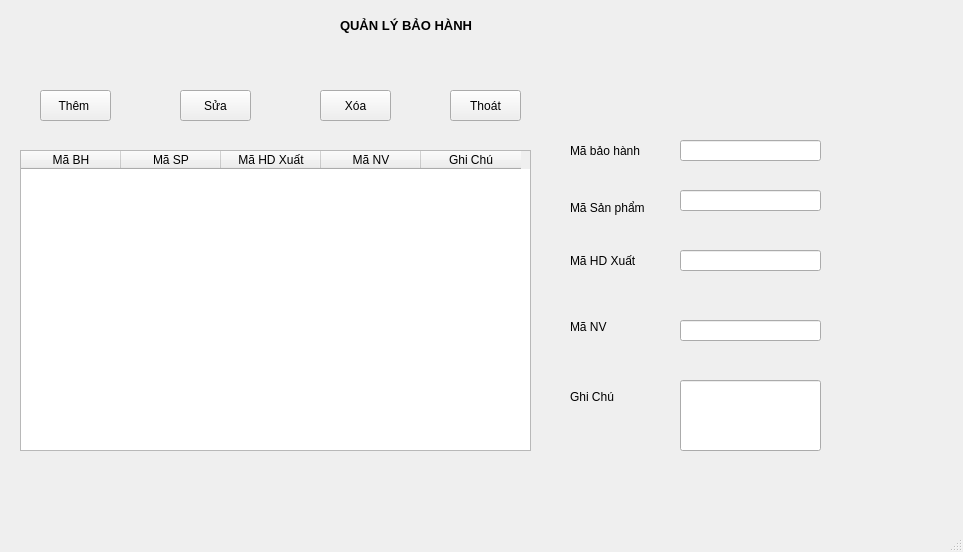
Before: the Qt Designer form BaoHanh.ui in Quan-ITTB/CDN, drawn with Qt 5.
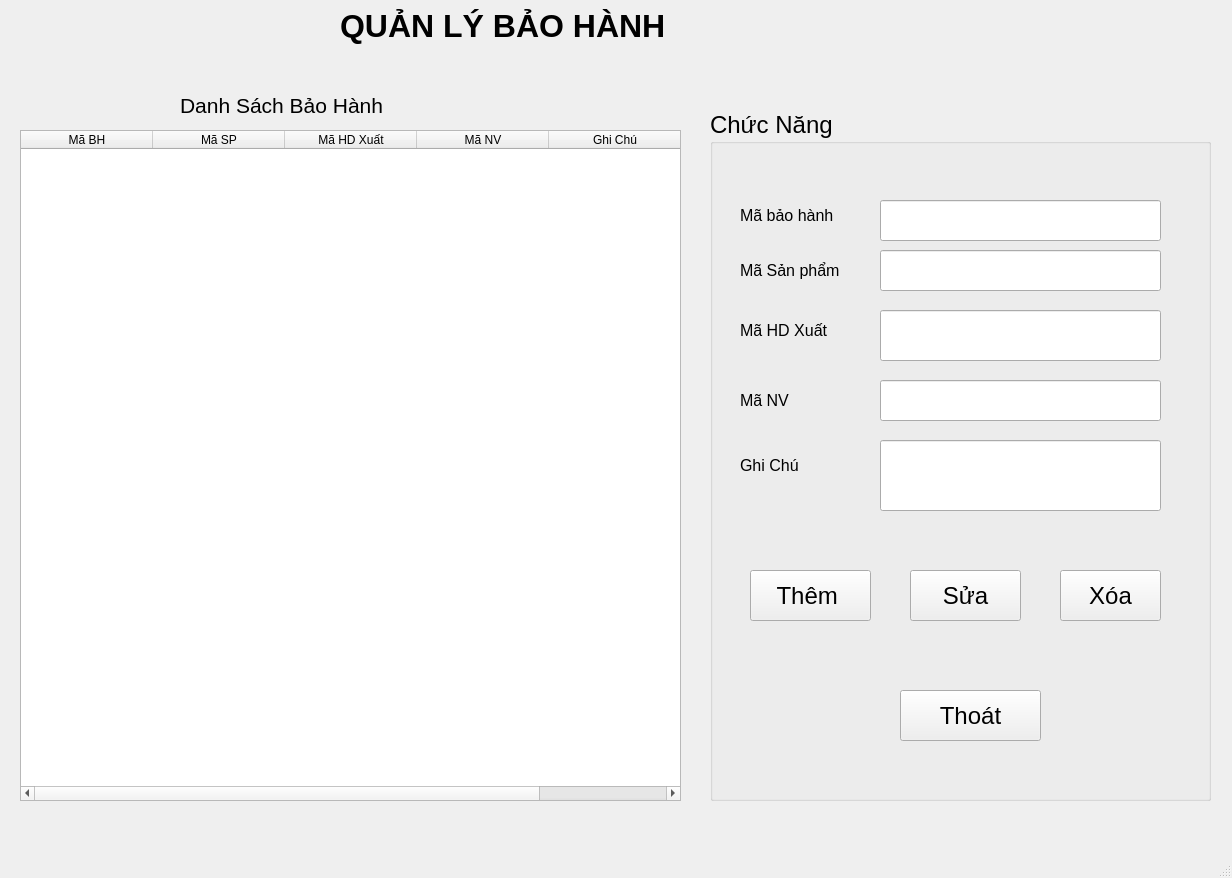
After: the same form once the commit is applied.

```diff
--- a/BaoHanh.ui
+++ b/BaoHanh.ui
@@ -6,8 +6,8 @@
    <rect>
     <x>0</x>
     <y>0</y>
-    <width>963</width>
-    <height>552</height>
+    <width>1232</width>
+    <height>878</height>
    </rect>
   </property>
   <property name="windowTitle">
@@ -19,13 +19,13 @@
      <rect>
       <x>340</x>
       <y>0</y>
-      <width>221</width>
+      <width>471</width>
       <height>51</height>
      </rect>
     </property>
     <property name="font">
      <font>
-      <pointsize>10</pointsize>
+      <pointsize>24</pointsize>
       <weight>75</weight>
       <bold>true</bold>
      </font>
@@ -34,15 +34,95 @@
      <string>QUẢN LÝ BẢO HÀNH </string>
     </property>
    </widget>
+   <widget class="QTableWidget" name="tableWidget">
+    <property name="geometry">
+     <rect>
+      <x>20</x>
+      <y>130</y>
+      <width>661</width>
+      <height>671</height>
+     </rect>
+    </property>
+    <attribute name="horizontalHeaderDefaultSectionSize">
+     <number>132</number>
+    </attribute>
+    <column>
+     <property name="text">
+      <string>Mã BH</string>
+     </property>
+    </column>
+    <column>
+     <property name="text">
+      <string>Mã SP</string>
+     </property>
+    </column>
+    <column>
+     <property name="text">
+      <string>Mã HD Xuất</string>
+     </property>
+    </column>
+    <column>
+     <property name="text">
+      <string>Mã NV</string>
+     </property>
+    </column>
+    <column>
+     <property name="text">
+      <string>Ghi Chú</string>
+     </property>
+    </column>
+   </widget>
+   <widget class="QGroupBox" name="groupBox">
+    <property name="geometry">
+     <rect>
+      <x>710</x>
+      <y>110</y>
+      <width>501</width>
+      <height>691</height>
+     </rect>
+    </property>
+    <property name="font">
+     <font>
+      <pointsize>18</pointsize>
+     </font>
+    </property>
+    <property name="title">
+     <string>Chức Năng</string>
+    </property>
+    <widget class="QLineEdit" name="txtGhiChu">
+     <property name="geometry">
+      <rect>
+       <x>170</x>
+       <y>330</y>
+       <width>281</width>
+       <height>71</height>
+      </rect>
+     </property>
+    </widget>
+    <widget class="QLineEdit" name="txtMaBH">
+     <property name="geometry">
+      <rect>
+       <x>170</x>
+       <y>90</y>
+       <width>281</width>
+       <height>41</height>
+      </rect>
+     </property>
+    </widget>
    <widget class="QLabel" name="label_2">
     <property name="geometry">
      <rect>
-      <x>570</x>
-      <y>140</y>
-      <width>91</width>
-      <height>21</height>
-     </rect>
-    </property>
+       <x>30</x>
+       <y>90</y>
+       <width>131</width>
+       <height>31</height>
+      </rect>
+     </property>
+     <property name="font">
+      <font>
+       <pointsize>12</pointsize>
+      </font>
+     </property>
     <property name="text">
      <string>Mã bảo hành</string>
     </property>
@@ -50,112 +130,112 @@
    <widget class="QLabel" name="label_3">
     <property name="geometry">
      <rect>
-      <x>570</x>
-      <y>200</y>
-      <width>91</width>
-      <height>16</height>
-     </rect>
-    </property>
+       <x>30</x>
+       <y>150</y>
+       <width>131</width>
+       <height>21</height>
+      </rect>
+     </property>
+     <property name="font">
+      <font>
+       <pointsize>12</pointsize>
+      </font>
+     </property>
     <property name="text">
      <string>Mã Sản phẩm</string>
     </property>
    </widget>
+    <widget class="QLineEdit" name="txtMaNV">
+     <property name="geometry">
+      <rect>
+       <x>170</x>
+       <y>270</y>
+       <width>281</width>
+       <height>41</height>
+      </rect>
+     </property>
+    </widget>
    <widget class="QLabel" name="label_4">
     <property name="geometry">
      <rect>
-      <x>570</x>
-      <y>250</y>
-      <width>71</width>
-      <height>21</height>
-     </rect>
-    </property>
+       <x>30</x>
+       <y>200</y>
+       <width>121</width>
+       <height>41</height>
+      </rect>
+     </property>
+     <property name="font">
+      <font>
+       <pointsize>12</pointsize>
+      </font>
+     </property>
     <property name="text">
      <string>Mã HD Xuất</string>
     </property>
    </widget>
-   <widget class="QLabel" name="label_5">
-    <property name="geometry">
-     <rect>
-      <x>570</x>
-      <y>320</y>
-      <width>47</width>
-      <height>14</height>
-     </rect>
-    </property>
-    <property name="text">
-     <string>Mã NV</string>
-    </property>
-   </widget>
    <widget class="QLabel" name="label_6">
     <property name="geometry">
      <rect>
-      <x>570</x>
-      <y>390</y>
-      <width>47</width>
-      <height>14</height>
-     </rect>
-    </property>
+       <x>30</x>
+       <y>340</y>
+       <width>131</width>
+       <height>31</height>
+      </rect>
+     </property>
+     <property name="font">
+      <font>
+       <pointsize>12</pointsize>
+      </font>
+     </property>
     <property name="text">
      <string>Ghi Chú</string>
     </property>
    </widget>
-   <widget class="QLineEdit" name="txtMaBH">
-    <property name="geometry">
-     <rect>
-      <x>680</x>
-      <y>140</y>
-      <width>141</width>
-      <height>21</height>
-     </rect>
-    </property>
-   </widget>
-   <widget class="QLineEdit" name="txtMaSP">
-    <property name="geometry">
-     <rect>
-      <x>680</x>
-      <y>190</y>
-      <width>141</width>
-      <height>21</height>
-     </rect>
-    </property>
-   </widget>
    <widget class="QLineEdit" name="txtMaHDX">
     <property name="geometry">
      <rect>
-      <x>680</x>
-      <y>250</y>
-      <width>141</width>
-      <height>21</height>
+       <x>170</x>
+       <y>200</y>
+       <width>281</width>
+       <height>51</height>
      </rect>
     </property>
    </widget>
-   <widget class="QLineEdit" name="txtMaNV">
+    <widget class="QLineEdit" name="txtMaSP">
     <property name="geometry">
      <rect>
-      <x>680</x>
-      <y>320</y>
-      <width>141</width>
-      <height>21</height>
+       <x>170</x>
+       <y>140</y>
+       <width>281</width>
+       <height>41</height>
      </rect>
     </property>
    </widget>
-   <widget class="QLineEdit" name="txtGhiChu">
+    <widget class="QLabel" name="label_5">
     <property name="geometry">
      <rect>
-      <x>680</x>
-      <y>380</y>
-      <width>141</width>
-      <height>71</height>
-     </rect>
-    </property>
+       <x>30</x>
+       <y>270</y>
+       <width>131</width>
+       <height>41</height>
+      </rect>
+     </property>
+     <property name="font">
+      <font>
+       <pointsize>12</pointsize>
+      </font>
+     </property>
+     <property name="text">
+      <string>Mã NV</string>
+     </property>
    </widget>
    <widget class="QPushButton" name="btnThem">
     <property name="geometry">
      <rect>
       <x>40</x>
-      <y>90</y>
-      <width>71</width>
-      <height>31</height>
+       <y>460</y>
+       <width>121</width>
+       <height>51</height>
      </rect>
     </property>
     <property name="text">
@@ -165,10 +245,10 @@
    <widget class="QPushButton" name="btnSua">
     <property name="geometry">
      <rect>
-      <x>180</x>
-      <y>90</y>
-      <width>71</width>
-      <height>31</height>
+       <x>200</x>
+       <y>460</y>
+       <width>111</width>
+       <height>51</height>
      </rect>
     </property>
     <property name="text">
@@ -178,58 +258,23 @@
    <widget class="QPushButton" name="btnXoa">
     <property name="geometry">
      <rect>
-      <x>320</x>
-      <y>90</y>
-      <width>71</width>
-      <height>31</height>
+       <x>350</x>
+       <y>460</y>
+       <width>101</width>
+       <height>51</height>
      </rect>
     </property>
     <property name="text">
      <string>Xóa</string>
     </property>
    </widget>
-   <widget class="QTableWidget" name="tableWidget">
-    <property name="geometry">
-     <rect>
-      <x>20</x>
-      <y>150</y>
-      <width>511</width>
-      <height>301</height>
-     </rect>
-    </property>
-    <column>
-     <property name="text">
-      <string>Mã BH</string>
-     </property>
-    </column>
-    <column>
-     <property name="text">
-      <string>Mã SP</string>
-     </property>
-    </column>
-    <column>
-     <property name="text">
-      <string>Mã HD Xuất</string>
-     </property>
-    </column>
-    <column>
-     <property name="text">
-      <string>Mã NV</string>
-     </property>
-    </column>
-    <column>
-     <property name="text">
-      <string>Ghi Chú</string>
-     </property>
-    </column>
-   </widget>
    <widget class="QPushButton" name="pushButton">
     <property name="geometry">
      <rect>
-      <x>450</x>
-      <y>90</y>
-      <width>71</width>
-      <height>31</height>
+       <x>190</x>
+       <y>580</y>
+       <width>141</width>
+       <height>51</height>
      </rect>
     </property>
     <property name="text">
@@ -237,6 +282,25 @@
     </property>
    </widget>
   </widget>
+   <widget class="QLabel" name="label_7">
+    <property name="geometry">
+     <rect>
+      <x>180</x>
+      <y>90</y>
+      <width>481</width>
+      <height>31</height>
+     </rect>
+    </property>
+    <property name="font">
+     <font>
+      <pointsize>16</pointsize>
+     </font>
+    </property>
+    <property name="text">
+     <string>Danh Sách Bảo Hành</string>
+    </property>
+   </widget>
+  </widget>
   <widget class="QMenuBar" name="menubar">
    <property name="geometry">
     <rect>
```
Left out of the diff: 2 changed lines with no effect on the pictures. Lines whose indentation alone changed are shown as unchanged.
